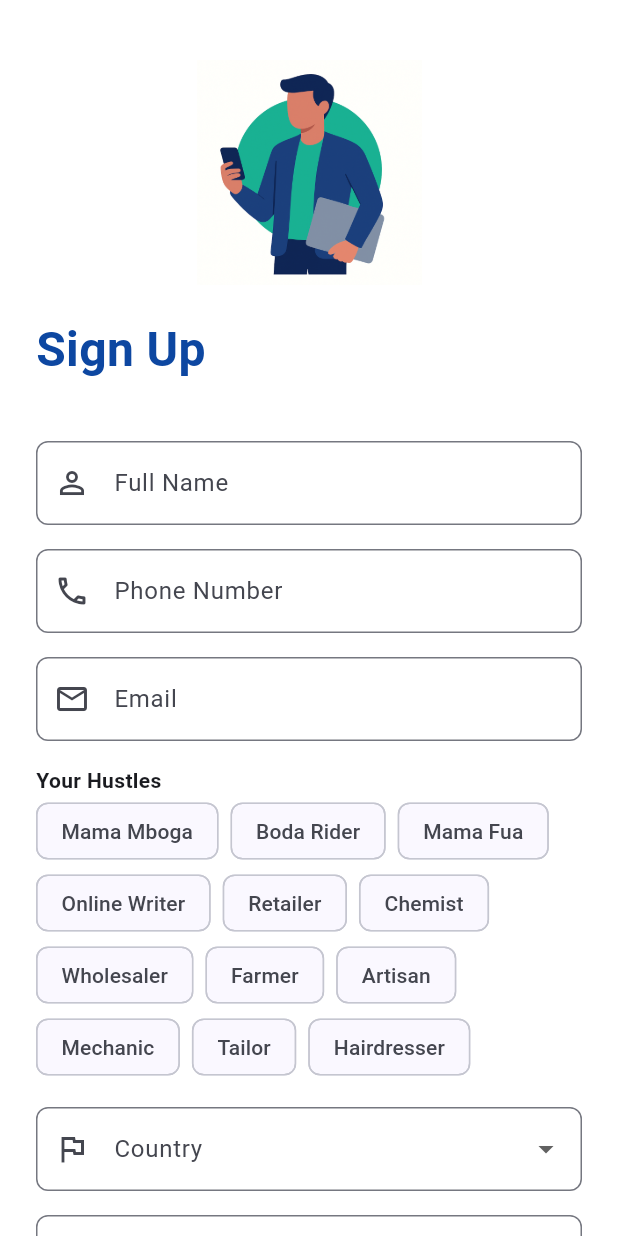
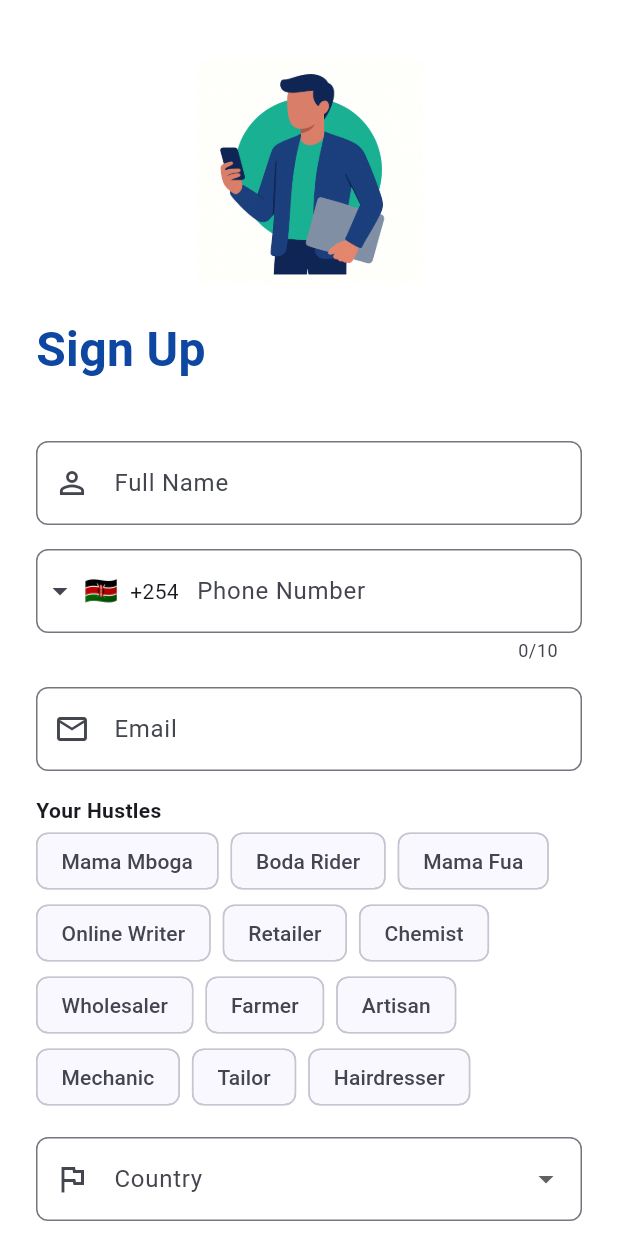
Before and after one commit to Veranzi/Jasho, a Flutter app: the screen it shows after launch, after a tap on "Create Account", on a phone screen of 412 x 824 dp. Run offline on Flutter 3.47's test engine with Material 3 defaults, Android fonts, the phone set to English and light mode, and no system bars; drawn by our look-alikes of intl_phone_field; our stand-ins replace fl_chart, printing, shared_preferences; accounts and stored records are empty.

Commit message:
feat: Add internationalization and phone input fields
Implement localization support with language switching and integrate the intl_phone_field package for better phone number input across the app.

Co-authored-by: leparitours <leparitours@gmail.com>

```diff
--- a/jashoo/lib/main.dart
+++ b/jashoo/lib/main.dart
@@ -1,5 +1,6 @@
 import 'package:flutter/material.dart';
 import 'package:provider/provider.dart';
+import 'package:flutter_localizations/flutter_localizations.dart';
 import 'routes.dart';
 import 'providers/auth_provider.dart';
 import 'providers/user_provider.dart';
@@ -32,7 +33,8 @@ class JashoApp extends StatelessWidget {
         ChangeNotifierProvider(create: (_) => LocaleProvider()),
         ChangeNotifierProvider(create: (_) => PinProvider()),
       ],
-      child: MaterialApp(
+      child: Consumer<LocaleProvider>(
+        builder: (context, localeProvider, _) => MaterialApp(
         debugShowCheckedModeBanner: false,
         title: 'JASHO',
         theme: ThemeData(
@@ -40,8 +42,19 @@ class JashoApp extends StatelessWidget {
           useMaterial3: true,
           visualDensity: VisualDensity.adaptivePlatformDensity,
         ),
+        locale: Locale(localeProvider.languageCode),
+        supportedLocales: const [
+          Locale('en'),
+          Locale('sw'),
+        ],
+        localizationsDelegates: const [
+          GlobalMaterialLocalizations.delegate,
+          GlobalWidgetsLocalizations.delegate,
+          GlobalCupertinoLocalizations.delegate,
+        ],
         initialRoute: '/splash',
         routes: appRoutes,
+      ),
       ),
     );
   }
--- a/jashoo/lib/providers/locale_provider.dart
+++ b/jashoo/lib/providers/locale_provider.dart
@@ -1,12 +1,36 @@
 import 'package:flutter/foundation.dart';
+import 'package:shared_preferences/shared_preferences.dart';
 
 class LocaleProvider extends ChangeNotifier {
   String _languageCode = 'en';
   String get languageCode => _languageCode;
 
-  void setLanguage(String code) {
+  LocaleProvider() {
+    _loadLanguage();
+  }
+
+  Future<void> _loadLanguage() async {
+    try {
+      final prefs = await SharedPreferences.getInstance();
+      final saved = prefs.getString('languageCode');
+      if (saved != null && saved.isNotEmpty && saved != _languageCode) {
+        _languageCode = saved;
+        notifyListeners();
+      }
+    } catch (_) {
+      // ignore read errors; default to 'en'
+    }
+  }
+
+  Future<void> setLanguage(String code) async {
     if (_languageCode == code) return;
     _languageCode = code;
     notifyListeners();
+    try {
+      final prefs = await SharedPreferences.getInstance();
+      await prefs.setString('languageCode', code);
+    } catch (_) {
+      // ignore write errors
+    }
   }
 }
--- a/jashoo/lib/screens/auth/change_password_screen.dart
+++ b/jashoo/lib/screens/auth/change_password_screen.dart
@@ -8,7 +8,9 @@ class ChangePassword extends StatelessWidget {
     final newPasswordController = TextEditingController();
     return Scaffold(
       appBar: AppBar(title: const Text("Change Password")),
-      body: Padding(
+      body: SafeArea(
+        child: SingleChildScrollView(
+          child: Padding(
             padding: const EdgeInsets.all(20.0),
             child: Column(
               children: [
@@ -22,6 +24,8 @@ class ChangePassword extends StatelessWidget {
               ],
             ),
           ),
+        ),
+      ),
     );
   }
 }
--- a/jashoo/lib/screens/auth/forgot_password_screen.dart
+++ b/jashoo/lib/screens/auth/forgot_password_screen.dart
@@ -8,7 +8,9 @@ class ForgotPass extends StatelessWidget {
     final emailController = TextEditingController();
     return Scaffold(
       appBar: AppBar(title: const Text("Forgot Password")),
-      body: Padding(
+      body: SafeArea(
+        child: SingleChildScrollView(
+          child: Padding(
             padding: const EdgeInsets.all(20.0),
             child: Column(
               children: [
@@ -22,6 +24,8 @@ class ForgotPass extends StatelessWidget {
               ],
             ),
           ),
+        ),
+      ),
     );
   }
 }
--- a/jashoo/lib/screens/auth/kyc_screen.dart
+++ b/jashoo/lib/screens/auth/kyc_screen.dart
@@ -18,7 +18,9 @@ class _KycScreenState extends State<KycScreen> {
   Widget build(BuildContext context) {
     return Scaffold(
       appBar: AppBar(title: const Text('KYC Verification')),
-      body: Padding(
+      body: SafeArea(
+        child: SingleChildScrollView(
+          child: Padding(
             padding: const EdgeInsets.all(16.0),
             child: Form(
               key: _formKey,
@@ -59,6 +61,8 @@ class _KycScreenState extends State<KycScreen> {
               ),
             ),
           ),
+        ),
+      ),
     );
   }
 }
--- a/jashoo/lib/screens/auth/signup_screen.dart
+++ b/jashoo/lib/screens/auth/signup_screen.dart
@@ -1,4 +1,5 @@
 import 'package:flutter/material.dart';
+import 'package:intl_phone_field/intl_phone_field.dart';
 
 class SignupScreen extends StatefulWidget {
   const SignupScreen({super.key});
@@ -14,6 +15,7 @@ class _SignupScreenState extends State<SignupScreen> {
   final emailController = TextEditingController();
   final passwordController = TextEditingController();
   final confirmPasswordController = TextEditingController();
+  String? _fullPhoneE164;
 
   // State vars
   List<String> selectedHustles = [];
@@ -95,10 +97,27 @@ class _SignupScreenState extends State<SignupScreen> {
                   _buildTextField(usernameController, "Full Name", Icons.person_outline,
                       validator: (val) =>
                           val == null || val.isEmpty ? "Enter username" : null),
-                  _buildTextField(phoneController, "Phone Number", Icons.phone_outlined,
-                      keyboardType: TextInputType.phone,
-                      validator: (val) =>
-                          val == null || val.isEmpty ? "Enter phone number" : null),
+                  Padding(
+                    padding: const EdgeInsets.symmetric(vertical: 8.0),
+                    child: IntlPhoneField(
+                      controller: phoneController,
+                      decoration: InputDecoration(
+                        labelText: 'Phone Number',
+                        border:
+                            OutlineInputBorder(borderRadius: BorderRadius.circular(8.0)),
+                      ),
+                      initialCountryCode: selectedCountry == 'South Africa' ? 'ZA' : 'KE',
+                      onChanged: (phone) {
+                        _fullPhoneE164 = phone.completeNumber;
+                      },
+                      validator: (val) {
+                        if (val == null || val.number.isEmpty) {
+                          return 'Enter phone number';
+                        }
+                        return null;
+                      },
+                    ),
+                  ),
                   _buildTextField(emailController, "Email", Icons.email_outlined,
                       keyboardType: TextInputType.emailAddress,
                       validator: (val) {
@@ -175,6 +194,12 @@ class _SignupScreenState extends State<SignupScreen> {
                         if (selectedHustles.isEmpty) {
                           ScaffoldMessenger.of(context).showSnackBar(
                             const SnackBar(content: Text("Please select at least one hustle")),
+                          );
+                          return;
+                        }
+                        if (_fullPhoneE164 == null) {
+                          ScaffoldMessenger.of(context).showSnackBar(
+                            const SnackBar(content: Text("Please enter a valid phone number")),
                           );
                           return;
                         }
--- a/jashoo/lib/screens/jobs/post_job_screen.dart
+++ b/jashoo/lib/screens/jobs/post_job_screen.dart
@@ -19,7 +19,9 @@ class _PostJobScreenState extends State<PostJobScreen> {
   Widget build(BuildContext context) {
     return Scaffold(
       appBar: AppBar(title: const Text('Post a Job')),
-      body: Padding(
+      body: SafeArea(
+        child: SingleChildScrollView(
+          child: Padding(
         padding: const EdgeInsets.all(16.0),
         child: Column(
           children: [
@@ -48,6 +50,8 @@ class _PostJobScreenState extends State<PostJobScreen> {
             ),
           ],
         ),
+          ),
+        ),
       ),
     );
   }
--- a/jashoo/lib/screens/wallet/deposit_screen.dart
+++ b/jashoo/lib/screens/wallet/deposit_screen.dart
@@ -21,7 +21,9 @@ class _DepositScreenState extends State<DepositScreen> {
   Widget build(BuildContext context) {
     return Scaffold(
       appBar: AppBar(title: const Text('Deposit'), backgroundColor: const Color(0xFF0D47A1)),
-      body: Padding(
+      body: SafeArea(
+        child: SingleChildScrollView(
+          child: Padding(
             padding: const EdgeInsets.all(16.0),
             child: Column(
               children: [
@@ -80,6 +82,8 @@ class _DepositScreenState extends State<DepositScreen> {
               ],
             ),
           ),
+        ),
+      ),
     );
   }
 }
--- a/jashoo/lib/screens/wallet/set_pin_screen.dart
+++ b/jashoo/lib/screens/wallet/set_pin_screen.dart
@@ -17,7 +17,9 @@ class _SetPinScreenState extends State<SetPinScreen> {
   Widget build(BuildContext context) {
     return Scaffold(
       appBar: AppBar(title: const Text('Transaction PIN')),
-      body: Padding(
+      body: SafeArea(
+        child: SingleChildScrollView(
+          child: Padding(
         padding: const EdgeInsets.all(16.0),
         child: Column(
           children: [
@@ -47,6 +49,8 @@ class _SetPinScreenState extends State<SetPinScreen> {
             )
           ],
         ),
+          ),
+        ),
       ),
     );
   }
--- a/jashoo/lib/screens/wallet/withdraw_screen.dart
+++ b/jashoo/lib/screens/wallet/withdraw_screen.dart
@@ -23,7 +23,9 @@ class _WithdrawScreenState extends State<WithdrawScreen> {
   Widget build(BuildContext context) {
     return Scaffold(
       appBar: AppBar(title: const Text('Withdraw'), backgroundColor: const Color(0xFF0D47A1)),
-      body: Padding(
+      body: SafeArea(
+        child: SingleChildScrollView(
+          child: Padding(
         padding: const EdgeInsets.all(16.0),
         child: Column(
           children: [
@@ -92,6 +94,8 @@ class _WithdrawScreenState extends State<WithdrawScreen> {
             ),
           ],
         ),
+          ),
+        ),
       ),
     );
   }
--- a/jashoo/pubspec.yaml
+++ b/jashoo/pubspec.yaml
@@ -30,6 +30,8 @@ environment:
 dependencies:
   flutter:
     sdk: flutter
+  flutter_localizations:
+    sdk: flutter
   provider: ^6.1.5+1
   shared_preferences: ^2.3.2
   local_auth: ^2.3.0
@@ -44,6 +46,7 @@ dependencies:
   # Use with the CupertinoIcons class for iOS style icons.
   cupertino_icons: ^1.0.8
   intl: ^0.20.2
+  intl_phone_field: ^3.2.0
 
 dev_dependencies:
   flutter_test:
```
Also changed, not shown: jashoo/lib/screens/auth/phone_auth_screen.dart (+20 -3 lines), jashoo/lib/screens/dashboard/profile_drawer.dart (+16 -0 lines). Lines whose indentation alone changed are shown as unchanged.
